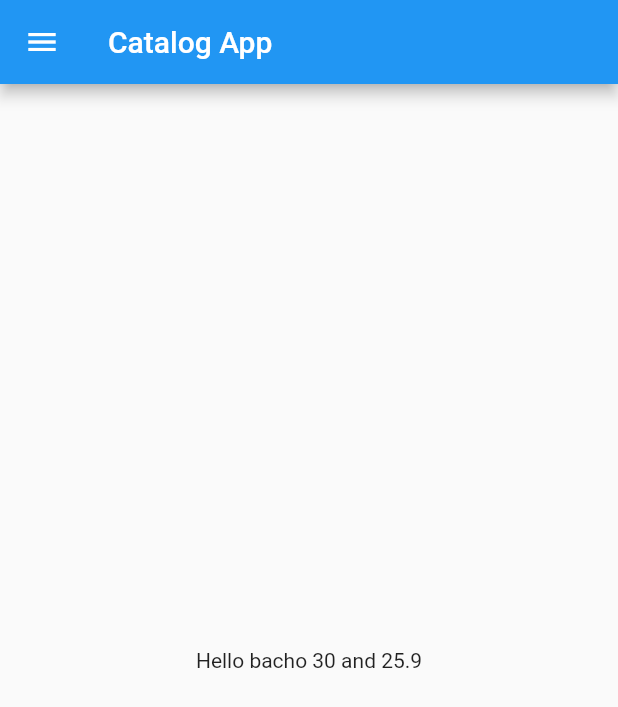
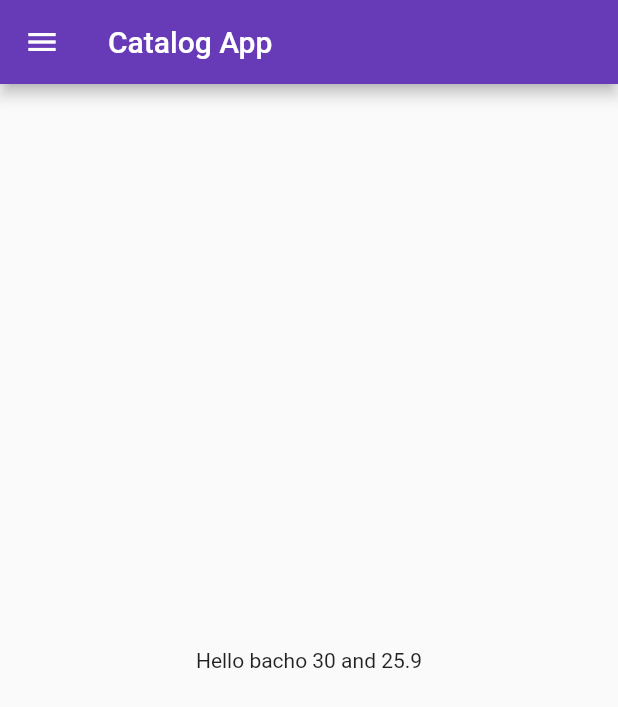
Before and after one commit to sandeepgupta7620/Catalog-App, a Flutter app: the screen it shows after launch, on a phone screen of 412 x 824 dp. Shown: the top 707 px of the screen. Run offline on Flutter 3.47's test engine with Material 2 defaults, Android fonts, the phone set to English and light mode, and no system bars.

Commit message:
Day 3 complted

```diff
--- a/lib/main.dart
+++ b/lib/main.dart
@@ -1,5 +1,6 @@
 import 'package:flutter/material.dart';
-import 'package:my_first_app/home_page.dart';
+import 'package:my_first_app/pages/home_page.dart';
+import 'package:my_first_app/pages/login_page.dart';
 
 void main() {
   runApp(MyApp());
@@ -11,7 +12,19 @@ class MyApp extends StatelessWidget {
   @override
   Widget build(BuildContext context) {
     return MaterialApp(
-      home: HomePage(),
+      themeMode: ThemeMode.light,
+      darkTheme: ThemeData(
+        brightness: Brightness.dark,
+      ),
+      theme: ThemeData(
+        primarySwatch: Colors.deepPurple,
+      ),
+      initialRoute: "/home",
+      routes: {
+        "/": (context) => LoginPage(),
+        "/home": (context) => HomePage(),
+        "/login": (context) => LoginPage(),
+      },
     );
   }
 }
```
Also changed, not shown: lib/pages/login_page.dart (added, +20 -0 lines), lib/pages/home_page.dart (renamed from lib/home_page.dart).
